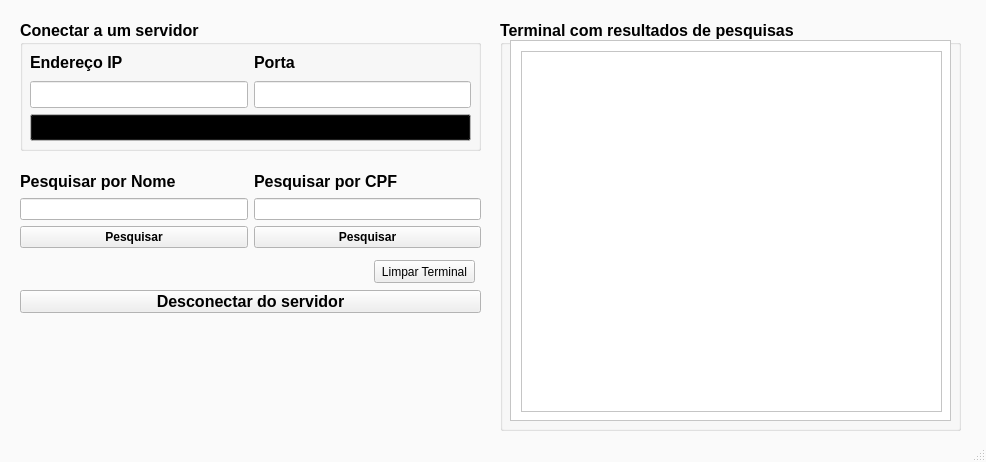
Qt form ui/cliente_gui.ui (gabsfredes/tcp-multithread) before a commit.
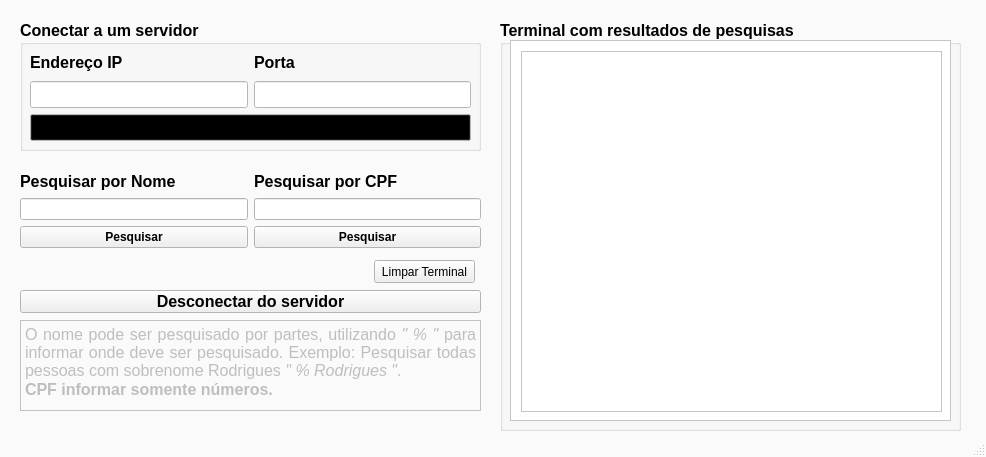
The same form after that commit.

Commit message: fix: texto de ajuda no cliente

What changed in the file:
```diff
--- a/ui/cliente_gui.ui
+++ b/ui/cliente_gui.ui
@@ -7,13 +7,13 @@
     <x>0</x>
     <y>0</y>
     <width>986</width>
-    <height>462</height>
+    <height>457</height>
    </rect>
   </property>
   <property name="maximumSize">
    <size>
     <width>986</width>
-    <height>16777215</height>
+    <height>460</height>
    </size>
   </property>
   <property name="palette">
@@ -754,6 +754,33 @@
      <string>Limpar Terminal</string>
     </property>
    </widget>
+   <widget class="QTextBrowser" name="textBrowser">
+    <property name="enabled">
+     <bool>false</bool>
+    </property>
+    <property name="geometry">
+     <rect>
+      <x>20</x>
+      <y>320</y>
+      <width>461</width>
+      <height>91</height>
+     </rect>
+    </property>
+    <property name="font">
+     <font>
+      <family>Arial</family>
+      <pointsize>12</pointsize>
+     </font>
+    </property>
+    <property name="html">
+     <string>&lt;!DOCTYPE HTML PUBLIC &quot;-//W3C//DTD HTML 4.0//EN&quot; &quot;http://www.w3.org/TR/REC-html40/strict.dtd&quot;&gt;
+&lt;html&gt;&lt;head&gt;&lt;meta name=&quot;qrichtext&quot; content=&quot;1&quot; /&gt;&lt;style type=&quot;text/css&quot;&gt;
+p, li { white-space: pre-wrap; }
+&lt;/style&gt;&lt;/head&gt;&lt;body style=&quot; font-family:'Arial'; font-size:12pt; font-weight:400; font-style:normal;&quot;&gt;
+&lt;p align=&quot;justify&quot; style=&quot; margin-top:0px; margin-bottom:0px; margin-left:0px; margin-right:0px; -qt-block-indent:0; text-indent:0px;&quot;&gt;O nome pode ser pesquisado por partes, utilizando &lt;span style=&quot; font-style:italic;&quot;&gt;&amp;quot; % &amp;quot;&lt;/span&gt; para informar onde deve ser pesquisado. Exemplo: Pesquisar todas pessoas com sobrenome Rodrigues &lt;span style=&quot; font-style:italic;&quot;&gt;&amp;quot; % Rodrigues &amp;quot;&lt;/span&gt;.&lt;/p&gt;
+&lt;p align=&quot;justify&quot; style=&quot; margin-top:0px; margin-bottom:0px; margin-left:0px; margin-right:0px; -qt-block-indent:0; text-indent:0px;&quot;&gt;&lt;span style=&quot; font-weight:600;&quot;&gt;CPF informar somente números.&lt;/span&gt;&lt;/p&gt;&lt;/body&gt;&lt;/html&gt;</string>
+    </property>
+   </widget>
   </widget>
   <widget class="QStatusBar" name="statusbar"/>
  </widget>
```
The commit also changes 1 other file.
